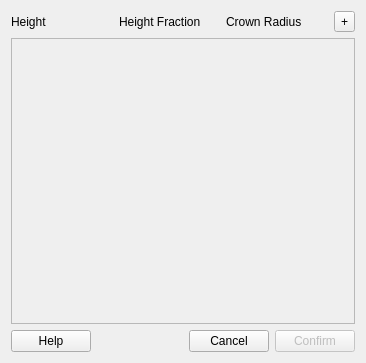
Qt form src/crowns_thresholds.ui (rskelly/treetops) before a commit.
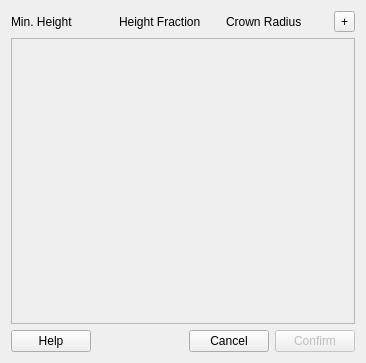
The same form after that commit.

The edit to the form file:
```diff
--- a/src/crowns_thresholds.ui
+++ b/src/crowns_thresholds.ui
@@ -33,7 +33,7 @@
      <item row="0" column="0">
       <widget class="QLabel" name="label">
        <property name="text">
-        <string>Height</string>
+        <string>Min. Height</string>
        </property>
       </widget>
      </item>
```
Left out of the diff: 4 changed lines with no effect on the pictures.
